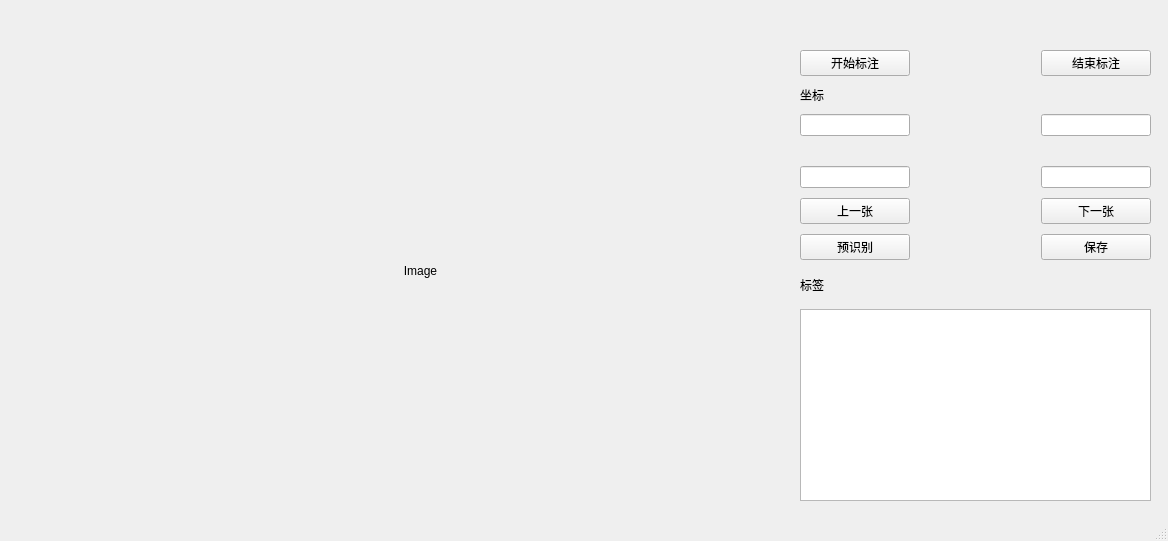
First picture: the form in MainWindow.ui, repository curiosity654/Tag-Tool, before the edit.
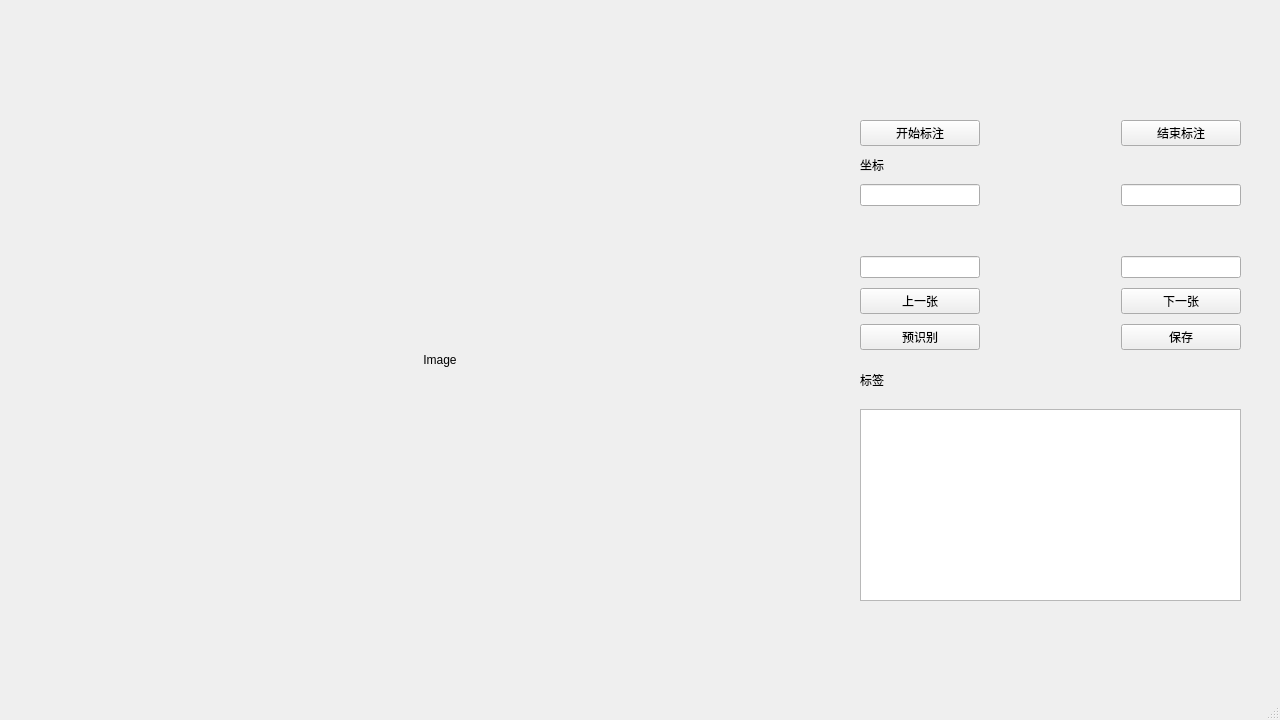
Second picture: the form after the edit.

What changed in the file:
```diff
--- a/MainWindow.ui
+++ b/MainWindow.ui
@@ -6,8 +6,8 @@
    <rect>
     <x>0</x>
     <y>0</y>
-    <width>1168</width>
-    <height>541</height>
+    <width>1280</width>
+    <height>720</height>
    </rect>
   </property>
   <property name="windowTitle">
@@ -17,10 +17,10 @@
    <widget class="QLabel" name="LabelImage">
     <property name="geometry">
      <rect>
-      <x>60</x>
-      <y>40</y>
-      <width>721</width>
-      <height>461</height>
+      <x>90</x>
+      <y>120</y>
+      <width>700</width>
+      <height>480</height>
      </rect>
     </property>
     <property name="text">
@@ -33,10 +33,10 @@
    <widget class="QWidget" name="formLayoutWidget">
     <property name="geometry">
      <rect>
-      <x>800</x>
-      <y>50</y>
-      <width>351</width>
-      <height>451</height>
+      <x>860</x>
+      <y>120</y>
+      <width>381</width>
+      <height>481</height>
      </rect>
     </property>
     <layout class="QGridLayout" name="gridLayout">
```
